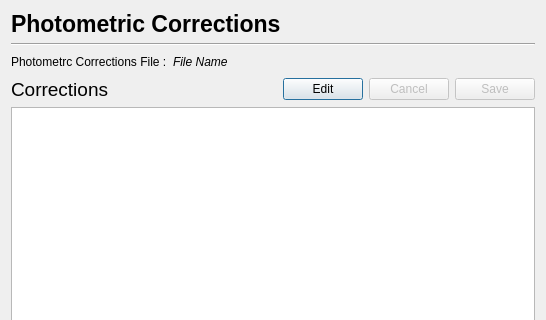
Qt form PhzQtUI/auxdir/PhzQtUI/DialogPhotCorrectionEdition.ui (astrorama/Phosphoros) before a commit; both pictures show x 0 to 546 and y 0 to 320 of the 546 by 632 pixel window.
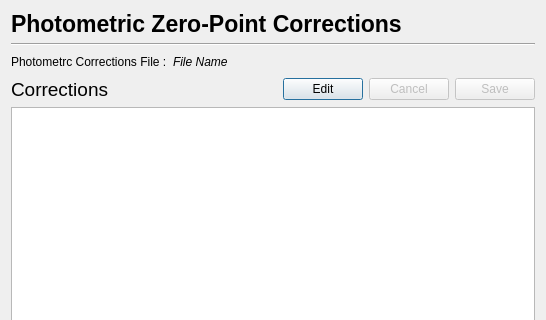
The same form after that commit.

Patch:
```diff
--- a/PhzQtUI/auxdir/PhzQtUI/DialogPhotCorrectionEdition.ui
+++ b/PhzQtUI/auxdir/PhzQtUI/DialogPhotCorrectionEdition.ui
@@ -26,7 +26,7 @@
         </font>
        </property>
        <property name="text">
-        <string>Photometric Corrections </string>
+        <string>Photometric Zero-Point Corrections </string>
        </property>
       </widget>
      </item>
```
Left out of the diff: 2 changed lines with no effect on the pictures.
